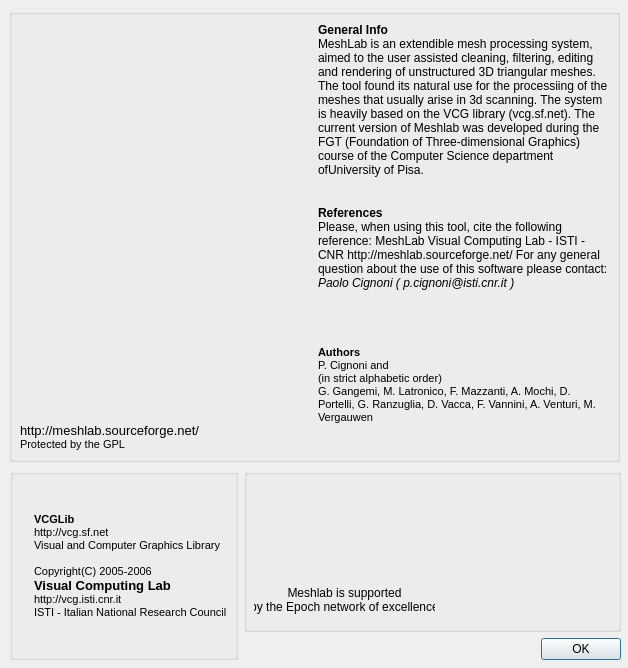
Above: src/meshlab/ui/aboutDialog.ui from cnr-isti-vclab/meshlab before the change. Below: the same form after it.
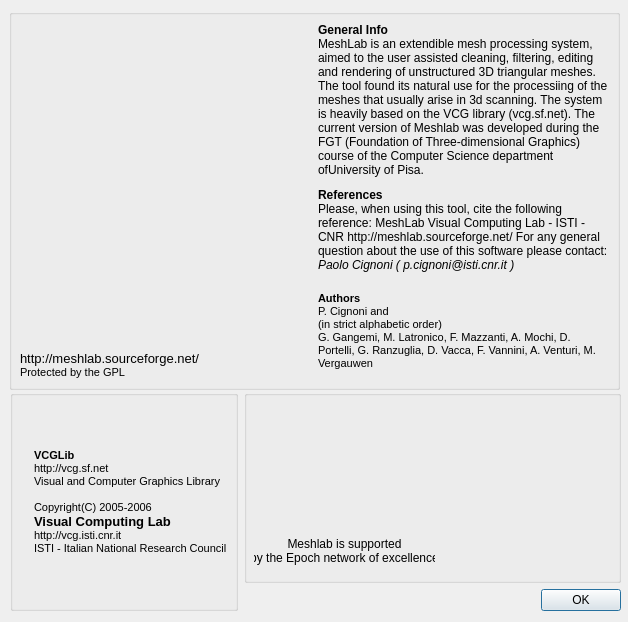
That is the form after the change. Icons and pictures are not drawn.

What changed in the file:
```diff
--- a/src/meshlab/ui/aboutDialog.ui
+++ b/src/meshlab/ui/aboutDialog.ui
@@ -9,7 +9,7 @@
     <x>0</x>
     <y>0</y>
     <width>628</width>
-    <height>668</height>
+    <height>622</height>
    </rect>
   </property>
   <property name="sizePolicy" >
@@ -41,158 +41,13 @@
   <property name="modal" >
    <bool>true</bool>
   </property>
-  <widget class="QWidget" name="layoutWidget" >
-   <property name="geometry" >
-    <rect>
-     <x>10</x>
-     <y>469</y>
-     <width>611</width>
-     <height>191</height>
-    </rect>
-   </property>
-   <layout class="QHBoxLayout" >
-    <property name="margin" >
-     <number>0</number>
-    </property>
-    <property name="spacing" >
-     <number>6</number>
-    </property>
-    <item>
-     <widget class="QGroupBox" name="groupBoxBtm" >
-      <property name="title" >
-       <string/>
-      </property>
-      <property name="flat" >
-       <bool>false</bool>
-      </property>
-      <layout class="QHBoxLayout" >
-       <property name="margin" >
-        <number>8</number>
-       </property>
-       <property name="spacing" >
-        <number>6</number>
-       </property>
-       <item>
-        <widget class="QLabel" name="labelVCGLogo" >
-         <property name="text" >
-          <string/>
-         </property>
-         <property name="pixmap" >
-          <pixmap resource="..\meshlab.qrc" >:/images/logo.png</pixmap>
-         </property>
-        </widget>
-       </item>
-       <item>
-        <widget class="QLabel" name="labelVCGDescription" >
-         <property name="text" >
-          <string>&lt;html>&lt;head>&lt;meta name="qrichtext" content="1" />&lt;/head>&lt;body style=" white-space: pre-wrap; font-family:MS Shell Dlg; font-size:8.25pt; font-weight:400; font-style:normal; text-decoration:none;">&lt;p style=" margin-top:0px; margin-bottom:0px; margin-left:0px; margin-right:0px; -qt-block-indent:0; text-indent:0px;">&lt;span style=" font-weight:600;">VCGLib&lt;/span>&lt;/p>&lt;p style=" margin-top:0px; margin-bottom:0px; margin-left:0px; margin-right:0px; -qt-block-indent:0; text-indent:0px; font-weight:600;">&lt;span style=" font-weight:400;">http://vcg.sf.net &lt;/span>&lt;/p>&lt;p style=" margin-top:0px; margin-bottom:0px; margin-left:0px; margin-right:0px; -qt-block-indent:0; text-indent:0px;">Visual and Computer Graphics Library&lt;/p>&lt;p style="-qt-paragraph-type:empty; margin-top:0px; margin-bottom:0px; margin-left:0px; margin-right:0px; -qt-block-indent:0; text-indent:0px;">&lt;/p>&lt;p style=" margin-top:0px; margin-bottom:0px; margin-left:0px; margin-right:0px; -qt-block-indent:0; text-indent:0px;">Copyright(C) 2005-2006&lt;/p>&lt;p style=" margin-top:0px; margin-bottom:0px; margin-left:0px; margin-right:0px; -qt-block-indent:0; text-indent:0px;">&lt;span style=" font-size:10pt; font-weight:600;">Visual Computing Lab &lt;/span>&lt;/p>&lt;p style=" margin-top:0px; margin-bottom:0px; margin-left:0px; margin-right:0px; -qt-block-indent:0; text-indent:0px;">http://vcg.isti.cnr.it &lt;/p>&lt;p style=" margin-top:0px; margin-bottom:0px; margin-left:0px; margin-right:0px; -qt-block-indent:0; text-indent:0px;">ISTI - Italian National Research Council&lt;/p>&lt;/body>&lt;/html></string>
-         </property>
-        </widget>
-       </item>
-      </layout>
-     </widget>
-    </item>
-    <item>
-     <layout class="QVBoxLayout" >
-      <property name="margin" >
-       <number>0</number>
-      </property>
-      <property name="spacing" >
-       <number>6</number>
-      </property>
-      <item>
-       <widget class="QGroupBox" name="groupBox" >
-        <property name="title" >
-         <string/>
-        </property>
-        <widget class="QLabel" name="label" >
-         <property name="geometry" >
-          <rect>
-           <x>10</x>
-           <y>100</y>
-           <width>181</width>
-           <height>61</height>
-          </rect>
-         </property>
-         <property name="text" >
-          <string>Meshlab is supported
-by the Epoch network of excellence</string>
-         </property>
-         <property name="alignment" >
-          <set>Qt::AlignCenter</set>
-         </property>
-        </widget>
-        <widget class="QLabel" name="labelVCGLogo_2" >
-         <property name="geometry" >
-          <rect>
-           <x>50</x>
-           <y>10</y>
-           <width>100</width>
-           <height>100</height>
-          </rect>
-         </property>
-         <property name="minimumSize" >
-          <size>
-           <width>100</width>
-           <height>100</height>
-          </size>
-         </property>
-         <property name="maximumSize" >
-          <size>
-           <width>100</width>
-           <height>100</height>
-          </size>
-         </property>
-         <property name="text" >
-          <string/>
-         </property>
-         <property name="pixmap" >
-          <pixmap>..\images\logo_epoch.png</pixmap>
-         </property>
-        </widget>
-       </widget>
-      </item>
-      <item>
-       <layout class="QHBoxLayout" >
-        <property name="margin" >
-         <number>0</number>
-        </property>
-        <property name="spacing" >
-         <number>6</number>
-        </property>
-        <item>
-         <spacer>
-          <property name="orientation" >
-           <enum>Qt::Horizontal</enum>
-          </property>
-          <property name="sizeHint" >
-           <size>
-            <width>40</width>
-            <height>20</height>
-           </size>
-          </property>
-         </spacer>
-        </item>
-        <item>
-         <widget class="QPushButton" name="okButton" >
-          <property name="text" >
-           <string>OK</string>
-          </property>
-         </widget>
-        </item>
-       </layout>
-      </item>
-     </layout>
-    </item>
-   </layout>
-  </widget>
   <widget class="QGroupBox" name="groupBoxSx" >
    <property name="geometry" >
     <rect>
      <x>9</x>
      <y>9</y>
      <width>611</width>
-     <height>453</height>
+     <height>381</height>
     </rect>
    </property>
    <property name="title" >
@@ -318,6 +173,154 @@
     </property>
    </widget>
   </widget>
+  <widget class="QWidget" name="layoutWidget" >
+   <property name="geometry" >
+    <rect>
+     <x>10</x>
+     <y>390</y>
+     <width>611</width>
+     <height>221</height>
+    </rect>
+   </property>
+   <layout class="QHBoxLayout" >
+    <property name="margin" >
+     <number>0</number>
+    </property>
+    <property name="spacing" >
+     <number>6</number>
+    </property>
+    <item>
+     <widget class="QGroupBox" name="groupBoxBtm" >
+      <property name="title" >
+       <string/>
+      </property>
+      <property name="flat" >
+       <bool>false</bool>
+      </property>
+      <layout class="QHBoxLayout" >
+       <property name="margin" >
+        <number>8</number>
+       </property>
+       <property name="spacing" >
+        <number>6</number>
+       </property>
+       <item>
+        <widget class="QLabel" name="labelVCGLogo" >
+         <property name="text" >
+          <string/>
+         </property>
+         <property name="pixmap" >
+          <pixmap resource="../meshlab.qrc" >:/images/logo.png</pixmap>
+         </property>
+        </widget>
+       </item>
+       <item>
+        <widget class="QLabel" name="labelVCGDescription" >
+         <property name="text" >
+          <string>&lt;html>&lt;head>&lt;meta name="qrichtext" content="1" />&lt;/head>&lt;body style=" white-space: pre-wrap; font-family:MS Shell Dlg; font-size:8.25pt; font-weight:400; font-style:normal; text-decoration:none;">&lt;p style=" margin-top:0px; margin-bottom:0px; margin-left:0px; margin-right:0px; -qt-block-indent:0; text-indent:0px;">&lt;span style=" font-weight:600;">VCGLib&lt;/span>&lt;/p>&lt;p style=" margin-top:0px; margin-bottom:0px; margin-left:0px; margin-right:0px; -qt-block-indent:0; text-indent:0px; font-weight:600;">&lt;span style=" font-weight:400;">http://vcg.sf.net &lt;/span>&lt;/p>&lt;p style=" margin-top:0px; margin-bottom:0px; margin-left:0px; margin-right:0px; -qt-block-indent:0; text-indent:0px;">Visual and Computer Graphics Library&lt;/p>&lt;p style="-qt-paragraph-type:empty; margin-top:0px; margin-bottom:0px; margin-left:0px; margin-right:0px; -qt-block-indent:0; text-indent:0px;">&lt;/p>&lt;p style=" margin-top:0px; margin-bottom:0px; margin-left:0px; margin-right:0px; -qt-block-indent:0; text-indent:0px;">Copyright(C) 2005-2006&lt;/p>&lt;p style=" margin-top:0px; margin-bottom:0px; margin-left:0px; margin-right:0px; -qt-block-indent:0; text-indent:0px;">&lt;span style=" font-size:10pt; font-weight:600;">Visual Computing Lab &lt;/span>&lt;/p>&lt;p style=" margin-top:0px; margin-bottom:0px; margin-left:0px; margin-right:0px; -qt-block-indent:0; text-indent:0px;">http://vcg.isti.cnr.it &lt;/p>&lt;p style=" margin-top:0px; margin-bottom:0px; margin-left:0px; margin-right:0px; -qt-block-indent:0; text-indent:0px;">ISTI - Italian National Research Council&lt;/p>&lt;/body>&lt;/html></string>
+         </property>
+        </widget>
+       </item>
+      </layout>
+     </widget>
+    </item>
+    <item>
+     <layout class="QVBoxLayout" >
+      <property name="margin" >
+       <number>0</number>
+      </property>
+      <property name="spacing" >
+       <number>6</number>
+      </property>
+      <item>
+       <widget class="QGroupBox" name="groupBox" >
+        <property name="title" >
+         <string/>
+        </property>
+        <widget class="QLabel" name="labelVCGLogo_2" >
+         <property name="geometry" >
+          <rect>
+           <x>50</x>
+           <y>10</y>
+           <width>100</width>
+           <height>113</height>
+          </rect>
+         </property>
+         <property name="minimumSize" >
+          <size>
+           <width>100</width>
+           <height>113</height>
+          </size>
+         </property>
+         <property name="maximumSize" >
+          <size>
+           <width>100</width>
+           <height>113</height>
+          </size>
+         </property>
+         <property name="text" >
+          <string/>
+         </property>
+         <property name="pixmap" >
+          <pixmap resource="../meshlab.qrc" >:/images/logo_epoch.png</pixmap>
+         </property>
+         <property name="scaledContents" >
+          <bool>false</bool>
+         </property>
+        </widget>
+        <widget class="QLabel" name="label" >
+         <property name="geometry" >
+          <rect>
+           <x>10</x>
+           <y>130</y>
+           <width>181</width>
+           <height>61</height>
+          </rect>
+         </property>
+         <property name="text" >
+          <string>Meshlab is supported
+by the Epoch network of excellence</string>
+         </property>
+         <property name="alignment" >
+          <set>Qt::AlignCenter</set>
+         </property>
+        </widget>
+       </widget>
+      </item>
+      <item>
+       <layout class="QHBoxLayout" >
+        <property name="margin" >
+         <number>0</number>
+        </property>
+        <property name="spacing" >
+         <number>6</number>
+        </property>
+        <item>
+         <spacer>
+          <property name="orientation" >
+           <enum>Qt::Horizontal</enum>
+          </property>
+          <property name="sizeHint" >
+           <size>
+            <width>40</width>
+            <height>20</height>
+           </size>
+          </property>
+         </spacer>
+        </item>
+        <item>
+         <widget class="QPushButton" name="okButton" >
+          <property name="text" >
+           <string>OK</string>
+          </property>
+         </widget>
+        </item>
+       </layout>
+      </item>
+     </layout>
+    </item>
+   </layout>
+  </widget>
  </widget>
  <pixmapfunction></pixmapfunction>
  <resources>
```
Left out of the diff: 2 changed lines with no effect on the pictures.
